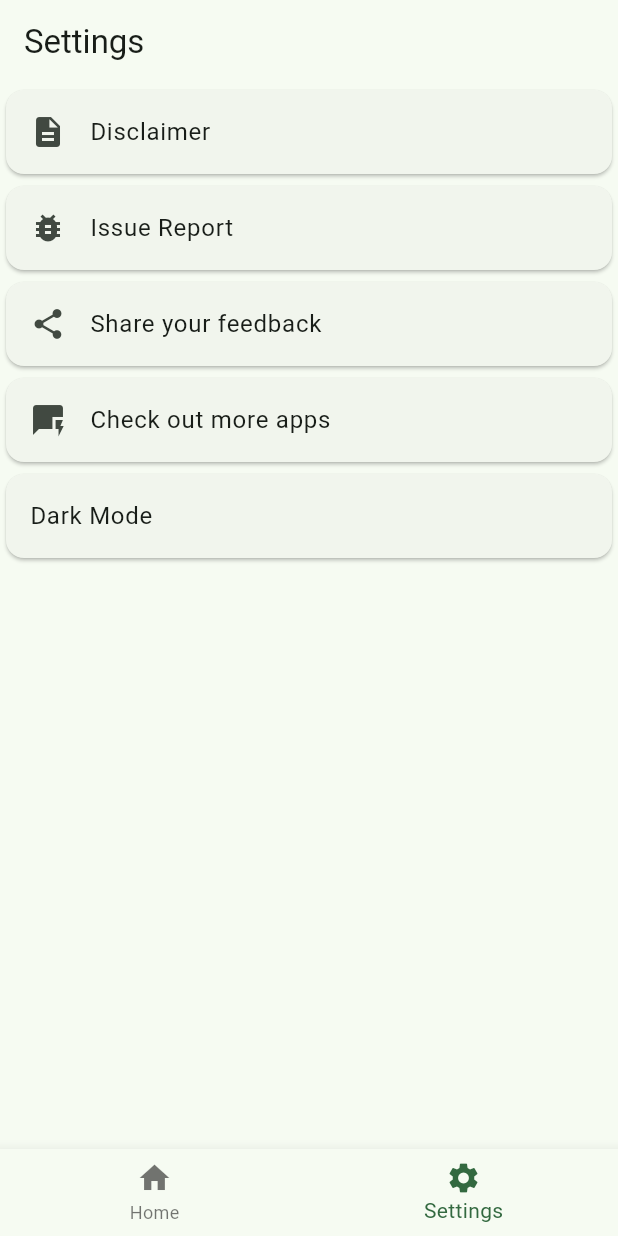
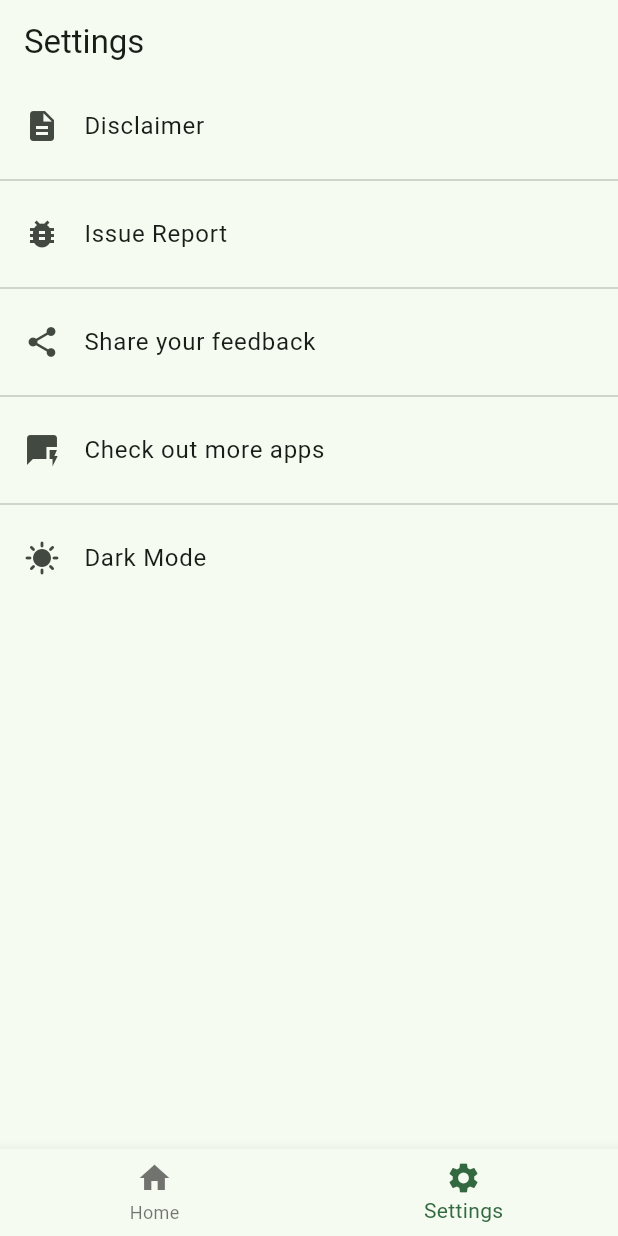
Before and after one commit to dwhao84/stray_animals, a Flutter app: the screen it shows after launch, item 2 of the bottom bar chosen, on a phone screen of 412 x 824 dp. Run offline on Flutter 3.47's test engine with Material 3 defaults, Android fonts, the light colour scheme and no system bars.

Commit message:
Add launch Url and adjust ListView.separated

```diff
--- a/lib/setting_page.dart
+++ b/lib/setting_page.dart
@@ -1,4 +1,6 @@
 import 'package:flutter/material.dart';
+import 'package:url_launcher/url_launcher.dart';
+import 'setting.dart';
 
 class SettingPage extends StatefulWidget {
   const SettingPage({super.key});
@@ -13,35 +15,31 @@ class _SettingPageState extends State<SettingPage> {
   Widget build(BuildContext context) {
     return Scaffold(
       appBar: AppBar(title: const Text('Settings')),
-      body: ListView(
-        children: <Widget>[
-          Card(
-            child: ListTile(
-              leading: Icon(Icons.description),
-              title: Text("Disclaimer"),
-            ),
-          ),
-          Card(
-            child: ListTile(
-              leading: Icon(Icons.bug_report),
-              title: Text("Issue Report"),
-            ),
-          ),
-          Card(
-            child: ListTile(
-              leading: Icon(Icons.share),
-              title: Text("Share your feedback"),
-            ),
-          ),
-          Card(
-            child: ListTile(
-              leading: Icon(Icons.quickreply),
-              title: Text("Check out more apps"),
-            ),
-          ),
-          Card(child: ListTile(title: Text("Dark Mode"))),
-        ],
+      body: ListView.separated(
+        itemCount: settings.length,
+        separatorBuilder: (context, index) => const Divider(),
+        itemBuilder: (context, index) {
+          return ListTile(
+            leading:
+                settings[index].icon != null
+                    ? Icon(settings[index].icon)
+                    : null,
+            title: Text(settings[index].title),
+            onTap: () {
+              if (settings[index].url.isNotEmpty) {
+                _launchUrl(settings[index].url);
+              }
+            },
+          );
+        },
       ),
     );
   }
+
+  Future<void> _launchUrl(String urlString) async {
+    final Uri uri = Uri.parse(urlString);
+    if (!await launchUrl(uri)) {
+      throw Exception('Could not launch $urlString');
+    }
+  }
 }
```
